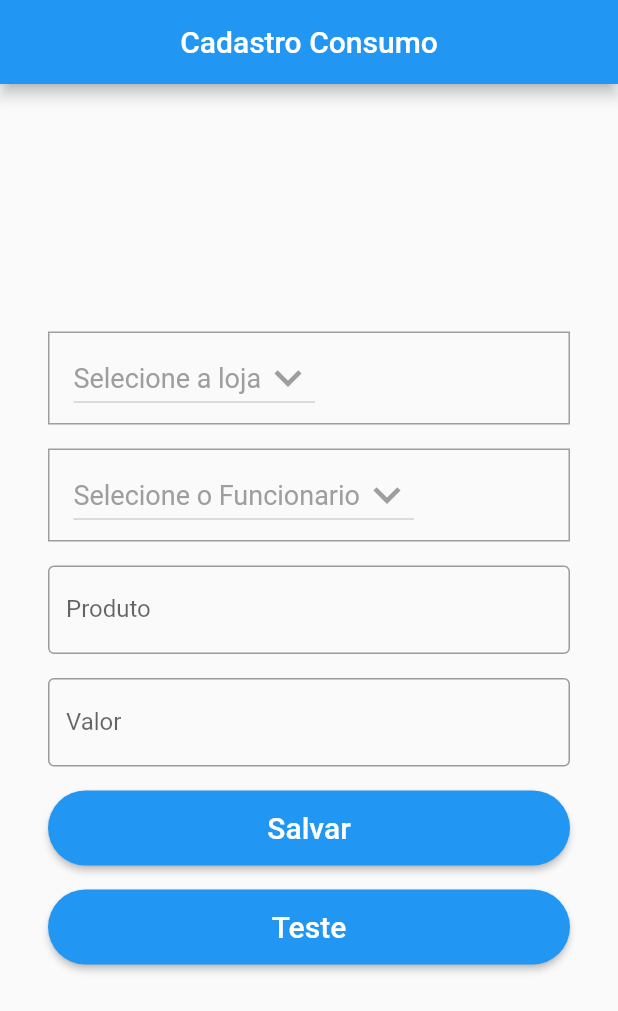
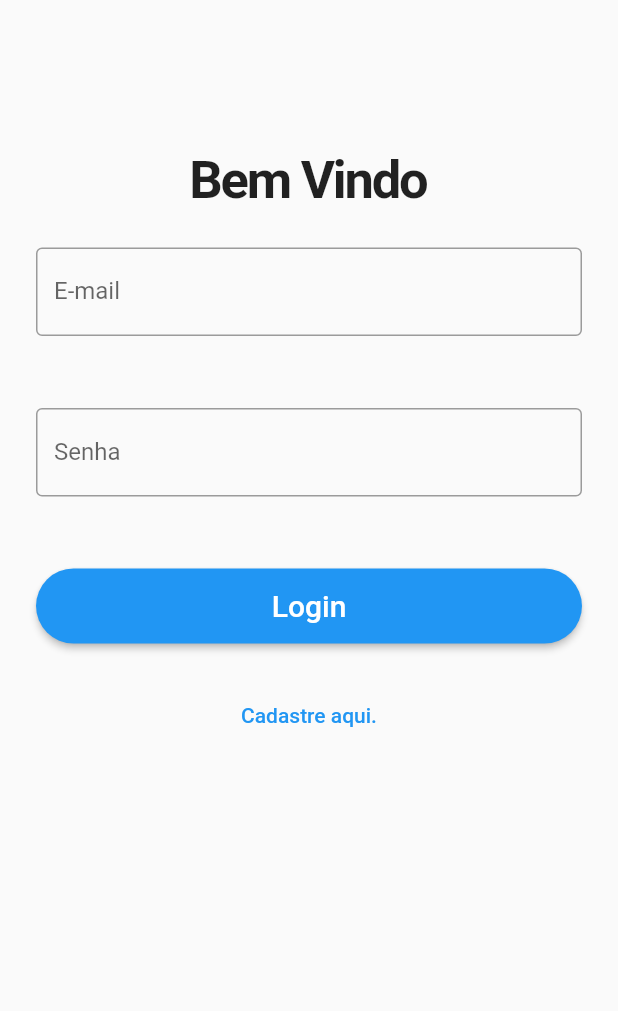
Before and after one commit to Tuliocafe/controle_consumo, a Flutter app: the screen it shows after launch, on a phone screen of 412 x 824 dp. Shown: the top 1011 px of the screen. Run offline on Flutter 3.47's test engine with Material 2 defaults, Android fonts, the phone set to English and light mode, and no system bars; our stand-ins replace firebase_auth, firebase_core; missing offline and left inert: gsheets; accounts and stored records are empty; key blocks and very long unbroken strings in the code were emptied for the run.

Commit message:
Trabalhando na tela de autenticação
iniciando a tela de autenticação.

```diff
--- a/lib/main.dart
+++ b/lib/main.dart
@@ -1,7 +1,10 @@
 import 'package:controle_consumo/screens/create_sheets_page.dart';
+import 'package:controle_consumo/screens/login_page.dart';
 import 'package:controle_consumo/screens/modify_sheets_page.dart';
+import 'package:controle_consumo/service/auth_service.dart';
 import 'package:controle_consumo/sheets/user_sheet_cadastro.dart';
 import 'package:controle_consumo/sheets/user_sheets.dart';
+import 'package:firebase_core/firebase_core.dart';
 import 'package:flutter/material.dart';
 
 import 'model/teste.dart';
@@ -11,13 +14,28 @@ void main() async {
 
   WidgetsFlutterBinding.ensureInitialized();
 
+  await Firebase.initializeApp();
   await UserSheetsCadastro.initCadastro();
   await UserSheets.init();
 
-  runApp(MyApp());
+//   runApp(
+//     MultiProvider(
+//       providers:[
+//         ChangeNotifierProvider(create: (context) => AuthService()),
+//         // ChangeNotifierProvider(create: (context) => ContaRepository() )
+//       ],
+//       child:MyApp()
+//     ),
+//   );
+// }
+
+runApp(MyApp());
 }
 
+
+
 class MyApp extends StatelessWidget {
+
 
 
 
@@ -27,8 +45,8 @@ class MyApp extends StatelessWidget {
     title: 'Controle Consumo',
     theme: ThemeData(primarySwatch: Colors.blue),
     // home: ModifySheetsPage(),
-    home: CreateSheetsPage(),
-  // home: Something(),
+    // home: CreateSheetsPage(),
+  home: LoginPage(),
   );
 
 }
--- a/lib/screens/create_sheets_page.dart
+++ b/lib/screens/create_sheets_page.dart
@@ -1,14 +1,14 @@
-import 'package:controle_consumo/model/user.dart';
 import 'package:controle_consumo/sheets/user_sheets.dart';
-import 'package:controle_consumo/widget/botton_widget.dart';
 import 'package:controle_consumo/widget/user_form_widget.dart';
 import 'package:flutter/material.dart';
 
 class CreateSheetsPage extends StatelessWidget {
+  const CreateSheetsPage({Key? key}) : super(key: key);
+
   @override
   Widget build(BuildContext context) => Scaffold(
         appBar: AppBar(
-          title: Text('Cadastro Consumo'),
+          title: const Text('Cadastro Consumo'),
           centerTitle: true,
         ),
         body: Container(
--- /dev/null
+++ b/lib/screens/login_page.dart
@@ -0,0 +1,173 @@
+import 'package:flutter/material.dart';
+
+import '../widget/botton_widget.dart';
+
+class LoginPage extends StatefulWidget {
+  const LoginPage({Key? key}) : super(key: key);
+
+  @override
+  _LoginPageState createState() => _LoginPageState();
+}
+
+class _LoginPageState extends State<LoginPage> {
+  final formKey = GlobalKey<FormState>();
+  final email = TextEditingController();
+  final password = TextEditingController();
+
+  bool isLogin = true;
+  late String titulo;
+  late String actionButton;
+  late String toggleButton;
+
+  @override
+  void initState() {
+    // TODO: implement initState
+    super.initState();
+    setFormAction(true);
+  }
+
+  setFormAction(bool action) {
+    setState(() {
+      isLogin = action;
+      if (isLogin) {
+        titulo = 'Bem Vindo';
+        actionButton = 'Login';
+        toggleButton = 'Cadastre aqui.';
+      } else {
+        titulo = 'Crie sua conta';
+        actionButton = 'Cadastrar';
+        toggleButton = 'voltar ao Login.';
+      }
+    });
+  }
+
+  @override
+  Widget build(BuildContext context) {
+    return Scaffold(
+      body: SingleChildScrollView(
+        child: Padding(
+          padding: EdgeInsets.only(top: 100),
+          child: Form(
+            key: formKey,
+            child: Column(
+              mainAxisAlignment: MainAxisAlignment.center,
+              children: [
+                Text(
+                  titulo,
+                  style: TextStyle(
+                    fontSize: 35,
+                    fontWeight: FontWeight.bold,
+                    letterSpacing: -1.5,
+                  ),
+                ),
+                Padding(
+                  padding: EdgeInsets.all(24),
+                  child: TextFormField(
+                    controller: email,
+                    decoration: InputDecoration(
+                      border: OutlineInputBorder(),
+                      labelText: 'E-mail',
+                    ),
+                    keyboardType: TextInputType.emailAddress,
+                    validator: (value) {
+                      if (value!.isEmpty) {
+                        return 'E-mail invalido. Favor digitar e-mail valido.';
+                      }
+                      return null;
+                    },
+                  ),
+                ),
+                Padding(
+                  padding: EdgeInsets.all(24),
+                  child: TextFormField(
+                    controller: password,
+                    obscureText: true,
+                    decoration: InputDecoration(
+                      border: OutlineInputBorder(),
+                      labelText: 'Senha',
+                    ),
+                    validator: (value) {
+                      if (value!.isEmpty) {
+                        return 'Digite sua senha.';
+                      } else if (value.length < 6) {
+                        return 'Senha deve ter mais de 6 digitos.';
+                      }
+                      return null;
+                    },
+                  ),
+                ),
+                Padding(
+                  padding: EdgeInsets.all(24),
+                  child: ButtonWidget(
+                    text: actionButton,
+                    onClicked: () {},
+                  ),
+                ),
+                TextButton(
+                  onPressed: () => setFormAction(!isLogin),
+                  child: Text(toggleButton),
+                ),
+              ],
+            ),
+          ),
+        ),
+      ),
+    );
+  }
+
+// Widget build(BuildContext context) {
+//   return Form(
+//       key: formKey,
+//       child: Column(mainAxisSize: MainAxisSize.min, children: [
+//         buildemail(),
+//         const SizedBox(
+//           height: 16,
+//         ),
+//         buildpassword(),
+//         const SizedBox(
+//           height: 16,
+//         ),
+//         // builPessoa(),
+//         // const SizedBox(
+//         //   height: 16,
+//         // ),
+//
+//         // buildlogin(),
+//         // const SizedBox(
+//         //   height: 16,
+//         // ),
+//       ]));
+// }
+
+// Widget buildemail() => TextFormField(
+//       controller: email,
+//       decoration: InputDecoration(
+//         border: OutlineInputBorder(),
+//         labelText: 'E-mail',
+//       ),
+//       keyboardType: TextInputType.emailAddress,
+//       validator: (value) {
+//         if (value!.isEmpty) {
+//           return 'E-mail invalido. Favor digitar e-mail valido.';
+//         }
+//         return null;
+//       },
+//     );
+//
+// Widget buildpassword() => TextFormField(
+//       controller: password,
+//       obscureText: true,
+//       decoration: InputDecoration(
+//         border: OutlineInputBorder(),
+//         labelText: 'Senha',
+//       ),
+//       validator: (value) {
+//         if (value!.isEmpty) {
+//           return 'Digite sua senha.';
+//         } else if (value.length < 6) {
+//           return 'Senha deve ter mais de 6 digitos.';
+//         }
+//         return null;
+//       },
+//     );
+}
--- /dev/null
+++ b/lib/service/auth_service.dart
@@ -0,0 +1,21 @@
+import 'package:firebase_auth/firebase_auth.dart';
+import 'package:flutter/material.dart';
+
+class AuthService extends ChangeNotifier {
+  FirebaseAuth _auth = FirebaseAuth.instance;
+
+  User? usuario;
+  bool isLoading = true;
+
+  AuthService() {
+    _authCheck();
+  }
+
+  _authCheck() {
+    _auth.authStateChanges().listen((User? user) {
+      usuario = (user == null) ? null : user;
+      isLoading = false;
+      notifyListeners();
+    });
+  }
+}
```
Also changed, not shown: lib/widget/auth_check_widget.dart (added, +36 -0 lines), lib/widget/user_form_widget.dart (+2 -13 lines).
